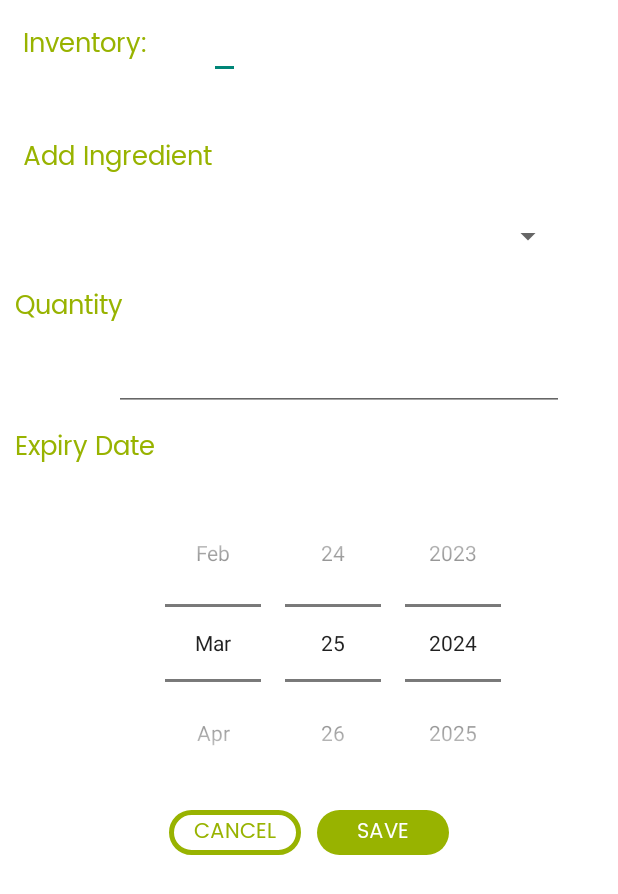
After one commit to ankitha-anil/secondServing, an Android app built with Jetpack Compose: the layout fragment_add_invlineitem.xml on its own in the app's theme, with its tools: preview values and no code run, on a phone screen of 412 x 824 dp. The commit adds this screen. Shown: the top 894 px of the screen. Run offline under Robolectric (Android 15) with nearby library versions, the phone set to English and light mode, and no system bars.

Commit message:
Added invlineitem portion. Need to resolve issue with adding to db, id identification and populating the ingredient drop down

```diff
--- a/app/src/main/java/com/example/secondserving/data/IngredientDAO.kt
+++ b/app/src/main/java/com/example/secondserving/data/IngredientDAO.kt
@@ -18,6 +18,9 @@ interface IngredientDAO {
     @Insert(onConflict = OnConflictStrategy.REPLACE)
     suspend fun insertIngredient(ingredient: Ingredient)
 
+    @Update
+    suspend fun updateIngredient(ingredient: Ingredient)
+
     @Delete
     suspend fun deleteIngredient(ingredient: Ingredient)
 }
--- a/app/src/main/java/com/example/secondserving/viewmodel/InventoryViewModel.kt
+++ b/app/src/main/java/com/example/secondserving/viewmodel/InventoryViewModel.kt
@@ -88,8 +88,8 @@ class InventoryViewModel @Inject constructor(
         )
     }
 
-    fun onAddNewInventoryLineItemClick() = viewModelScope.launch {
-        inventoryEventChannel.send(InventoryLineItemEvent.NavigateToAddIngredientScreen)
+    fun onAddNewInventoryLineItemClick( inventory: Inventory) = viewModelScope.launch {
+        inventoryEventChannel.send(InventoryLineItemEvent.NavigateToAddIngredientScreen(inventory = inventory))
     }
 
 
@@ -106,7 +106,7 @@ class InventoryViewModel @Inject constructor(
 
 
     sealed class InventoryLineItemEvent {  //different variation, can later get warning when the when statement is not exhaustive, there are no other kinds of task events compiler know
-        object NavigateToAddIngredientScreen : InventoryLineItemEvent()
+        data class NavigateToAddIngredientScreen(val inventory: Inventory) : InventoryLineItemEvent()
         data class NavigateToEditIngredientScreen(val inventoryLineItem: InventoryLineItem) :
             InventoryLineItemEvent()
 
--- /dev/null
+++ b/app/src/main/res/layout/fragment_add_invlineitem.xml
@@ -0,0 +1,138 @@
+<?xml version="1.0" encoding="utf-8"?>
+<LinearLayout xmlns:android="http://schemas.android.com/apk/res/android"
+    xmlns:tools="http://schemas.android.com/tools"
+    android:layout_width="match_parent"
+    android:layout_height="match_parent"
+    xmlns:app="http://schemas.android.com/apk/res-auto"
+    android:orientation="vertical"
+    android:background="@android:color/white"
+    android:gravity="center_horizontal"
+    tools:context=".ui.view.AddInvLineItemFragment">
+    <LinearLayout
+        android:layout_width="match_parent"
+        android:layout_height="wrap_content"
+        android:orientation="horizontal">
+        <TextView
+            android:layout_width="wrap_content"
+            android:layout_height="wrap_content"
+            android:fontFamily="@font/poppins_regular"
+            android:padding="15dp"
+            android:text="Inventory: "
+            android:textColor="@color/green_700"
+            android:textSize="17sp" />
+
+        <EditText
+            android:id="@+id/inventoryName"
+            android:layout_width="wrap_content"
+            android:layout_height="45dp"
+            android:layout_marginStart="20sp"
+            android:layout_marginBottom="30dp"
+            android:fontFamily="@font/poppins_regular"
+            android:textColor="@color/green_700"
+            android:textSize="16sp" />
+    </LinearLayout>
+
+
+    <TextView
+        android:id="@+id/addIngredientTitle"
+        android:layout_width="match_parent"
+        android:layout_height="wrap_content"
+        android:fontFamily="@font/poppins_regular"
+        android:padding="15dp"
+        android:text="Add Ingredient"
+        android:textColor="@color/green_700"
+        android:textSize="17sp"
+        app:layout_constraintTop_toTopOf="parent" />
+
+    <Spinner
+        android:id="@+id/ingredientSpinner"
+        android:layout_width="300dp"
+        android:layout_height="45dp"
+        android:layout_marginStart="20sp"
+        android:fontFamily="@font/poppins_regular"
+        android:maxLines="1"
+        android:textColor="@color/green_700"
+        android:textCursorDrawable="@drawable/cursor_color"
+        android:textSize="16sp" />
+
+    <TextView
+        android:id="@+id/quantityTitle"
+        android:layout_width="match_parent"
+        android:layout_height="wrap_content"
+        android:fontFamily="@font/poppins_regular"
+        android:padding="10dp"
+        android:text="Quantity"
+        android:textColor="@color/green_700"
+        android:textSize="17sp"
+        app:layout_constraintTop_toBottomOf="@id/ingredientSpinner"
+        app:layout_constraintBottom_toTopOf="@id/quantity" />
+
+    <EditText
+        android:id="@+id/quantity"
+        android:layout_width="300dp"
+        android:layout_height="wrap_content"
+        android:layout_marginStart="20sp"
+        android:fontFamily="@font/poppins_regular"
+        android:maxLines="1"
+        android:textColor="@color/green_700"
+        android:textCursorDrawable="@drawable/cursor_color"
+        android:textSize="16sp"/>
+
+    <TextView
+        android:id="@+id/expiryDateTitle"
+        android:layout_width="match_parent"
+        android:layout_height="wrap_content"
+        android:fontFamily="@font/poppins_regular"
+        android:padding="10dp"
+        android:text="Expiry Date"
+        android:textColor="@color/green_700"
+        android:textSize="17sp"
+        app:layout_constraintTop_toBottomOf="@id/quantity"
+        app:layout_constraintBottom_toTopOf="@id/expiryDate" />
+
+    <DatePicker
+        android:id="@+id/expiryDate"
+        android:datePickerMode="spinner"
+        android:calendarViewShown="false"
+        android:layout_width="300dp"
+        android:layout_height="wrap_content"
+        android:layout_marginStart="20sp"
+        android:fontFamily="@font/poppins_regular"
+        android:maxLines="1"
+        android:textColor="@color/green_700"
+        android:textCursorDrawable="@drawable/cursor_color"
+        android:textSize="16sp" />
+
+    <LinearLayout
+        android:gravity="center"
+        android:layout_width="match_parent"
+        android:layout_height="wrap_content"
+        android:orientation="horizontal">
+        <Button
+            android:id="@+id/btnCancel"
+            android:layout_width="wrap_content"
+            android:layout_height="30dp"
+            android:layout_margin="5dp"
+            android:background="@drawable/green_border"
+            android:fontFamily="@font/poppins_regular"
+            android:text="Cancel"
+            android:textColor="@color/green_700"
+            android:textSize="14sp"
+            app:cornerRadius="25dp"/>
+
+        <Button
+            android:id="@+id/btnSave"
+            android:layout_width="wrap_content"
+            android:layout_height="30dp"
+            android:layout_margin="5dp"
+            android:background="@drawable/fill_rounded_color"
+            android:fontFamily="@font/poppins_regular"
+            android:text="Save"
+            android:textColor="@color/white"
+            android:textSize="14sp"
+            app:cornerRadius="25dp" />
+    </LinearLayout>
+
+
+
+</LinearLayout>
```
Also changed, not shown: app/src/main/java/com/example/secondserving/data/InventoryLineItemDAO.kt (+23 -2 lines), app/src/main/java/com/example/secondserving/ui/view/InventoryFragment.kt (+8 -11 lines), app/src/main/java/com/example/secondserving/viewmodel/AddInvLineItemViewModel.kt (added, +129 -0 lines), app/src/main/res/layout/dialog_add_inventorylineitem.xml (deleted, +0 -142 lines), app/src/main/res/navigation/nav_graph.xml (+21 -0 lines).
